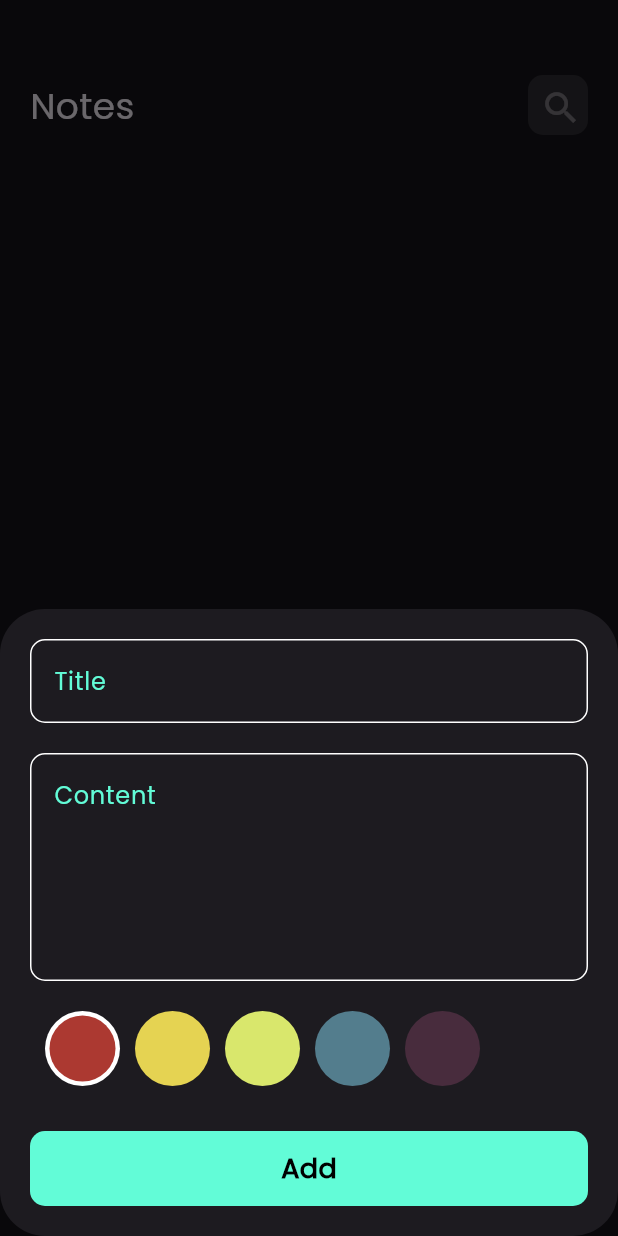
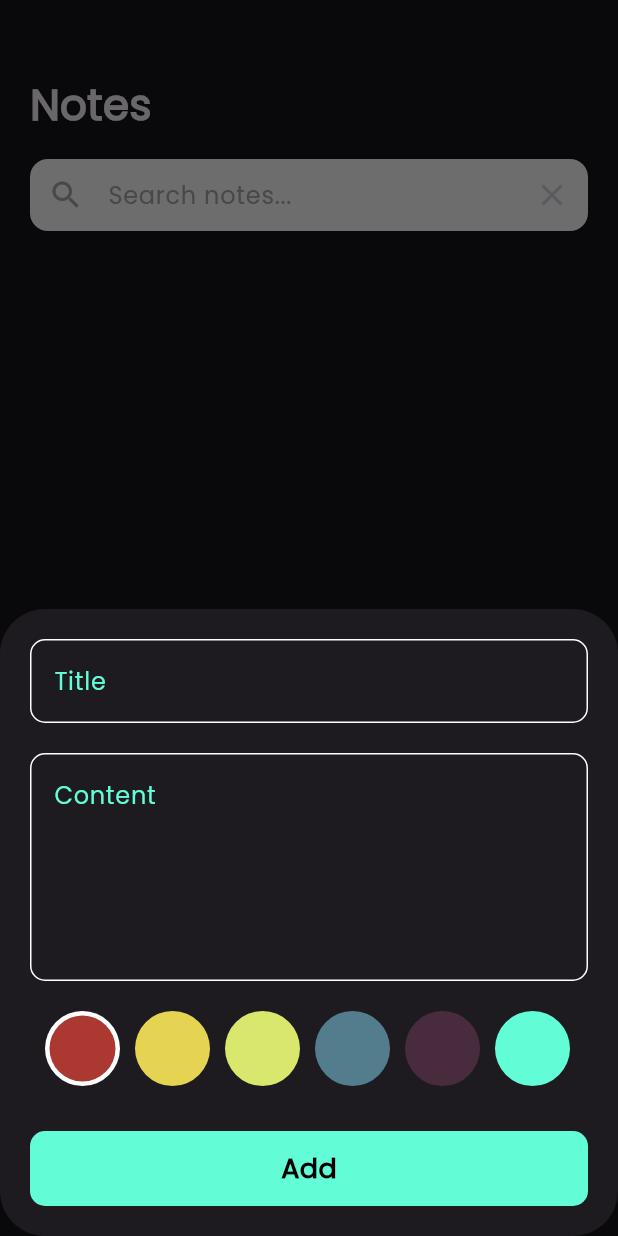
Before and after one commit to MohamedSoliman1368/note_app, a Flutter app: the screen it shows after launch, after a tap on the "add" icon, on a phone screen of 412 x 824 dp. Run offline on Flutter 3.47's test engine with Material 3 defaults, Android fonts, the phone set to English and light mode, and no system bars; our stand-ins replace flutter_bloc, font_awesome_flutter, hive, hive_flutter, modal_progress_hud_nsn; accounts and stored records are empty.

Commit message:
add search note

```diff
--- a/lib/constants.dart
+++ b/lib/constants.dart
@@ -2,3 +2,12 @@ import 'dart:ui';
 
 Color kPrimaryColor = const Color(0xff62FCD7);
 String kNoteBox = 'notes';
+List<Color> kColors = const [
+  Color(0xffAC3931),
+  Color(0xffE5D352),
+  Color(0xffD9E76C),
+  Color(0xff537D8D),
+  Color(0xff482C3D),
+  Color(0xff62FCD7),
+
+];
--- a/lib/cubits/note_cubit/note_cubit.dart
+++ b/lib/cubits/note_cubit/note_cubit.dart
@@ -1,17 +1,46 @@
 import 'package:flutter_bloc/flutter_bloc.dart';
 import 'package:hive/hive.dart';
-
 import '../../constants.dart';
 import '../../models/note_model.dart';
 import 'note_state.dart';
 
 class NoteCubit extends Cubit<NoteState> {
   NoteCubit() : super(NoteInitial());
-  List<NoteModel>? notes;
 
-  fetchNotes() {
+  List<NoteModel> allNotes = [];
+
+  void fetchNotes() {
     var notesBox = Hive.box<NoteModel>(kNoteBox);
-    notes = notesBox.values.toList();
-    emit(NoteSuccess());
+    allNotes = notesBox.values.toList();
+    emit(NoteLoaded(allNotes));
+  }
+
+  void filterNotes(String query) {
+    final lowerQuery = query.toLowerCase();
+
+    if (lowerQuery.isEmpty) {
+      emit(NoteLoaded(allNotes));
+    } else {
+      final filtered = allNotes.where((note) {
+        final title = note.title.toLowerCase();
+        final subtitle = note.subtitle.toLowerCase();
+        return title.contains(lowerQuery) || subtitle.contains(lowerQuery);
+      }).toList();
+
+      filtered.sort((a, b) {
+        final aTitle = a.title.toLowerCase();
+        final bTitle = b.title.toLowerCase();
+
+        final aStarts = aTitle.startsWith(lowerQuery);
+        final bStarts = bTitle.startsWith(lowerQuery);
+
+        if (aStarts && !bStarts) return -1;
+        if (!aStarts && bStarts) return 1;
+
+        return aTitle.indexOf(lowerQuery).compareTo(bTitle.indexOf(lowerQuery));
+      });
+
+      emit(NoteLoaded(filtered));
+    }
   }
 }
--- a/lib/cubits/note_cubit/note_state.dart
+++ b/lib/cubits/note_cubit/note_state.dart
@@ -3,4 +3,8 @@ import '../../models/note_model.dart';
 
 class NoteState{}
 class NoteInitial extends NoteState{}
+class NoteLoaded extends NoteState{
+  final List<NoteModel> notes;
+  NoteLoaded(this.notes);
+}
 class NoteSuccess extends NoteState{}
--- a/lib/views/widgets/color_item.dart
+++ b/lib/views/widgets/color_item.dart
@@ -1,5 +1,6 @@
 import 'package:flutter/material.dart';
 import 'package:flutter_bloc/flutter_bloc.dart';
+import 'package:note/constants.dart';
 
 import '../../cubits/cubit_add_note/add_note_cubit.dart';
 
@@ -31,30 +32,23 @@ class ColorsList extends StatefulWidget {
 class _ColorsListState extends State<ColorsList> {
   int currentIndex = 0;
 
-  List<Color> colors = const [
-    Color(0xffAC3931),
-    Color(0xffE5D352),
-    Color(0xffD9E76C),
-    Color(0xff537D8D),
-    Color(0xff482C3D),
-  ];
   @override
   Widget build(BuildContext context) {
     return SizedBox(
       height: 25 * 2,
       child: ListView.builder(
         scrollDirection: Axis.horizontal,
-        itemCount: colors.length,
+        itemCount: kColors.length,
         itemBuilder: (context, index) {
           return Padding(
             padding: const EdgeInsets.only(left: 10),
             child: GestureDetector(
               onTap: () {
                 currentIndex = index;
-                BlocProvider.of<AddNoteCubit>(context).color = colors[index];
+                BlocProvider.of<AddNoteCubit>(context).color = kColors[index];
                 setState(() {});
               },
-              child: ColorsItem(isSelected: currentIndex == index, color: colors[index]),
+              child: ColorsItem(isSelected: currentIndex == index, color: kColors[index]),
             ),
           );
         },
--- /dev/null
+++ b/lib/views/widgets/custom_search_text_field.dart
@@ -0,0 +1,44 @@
+import 'package:flutter/cupertino.dart';
+import 'package:flutter/material.dart';
+import 'package:flutter_bloc/flutter_bloc.dart';
+
+import '../../cubits/note_cubit/note_cubit.dart';
+
+class CustomSearchTextField extends StatelessWidget {
+  const CustomSearchTextField({
+    super.key,
+    required this.searchController,
+  });
+
+  final TextEditingController searchController;
+
+  @override
+  Widget build(BuildContext context) {
+    return TextField(
+      controller: searchController,
+      onChanged: (value) {
+        BlocProvider.of<NoteCubit>(context).filterNotes(value);
+      },
+      style: const TextStyle(color: Colors.black),
+      decoration: InputDecoration(
+        hintText: 'Search notes...',
+        hintStyle: TextStyle(color: Colors.grey),
+        prefixIcon: Icon(Icons.search, color: Colors.grey),
+        suffixIcon: IconButton(
+          icon: const Icon(Icons.close),
+          onPressed: () {
+            searchController.clear();
+            BlocProvider.of<NoteCubit>(context).filterNotes('');
+          },
+        ),
+        filled: true,
+        fillColor: Colors.grey.shade200,
+        contentPadding: const EdgeInsets.symmetric(vertical: 12, horizontal: 16),
+        border: OutlineInputBorder(
+          borderRadius: BorderRadius.circular(12),
+          borderSide: BorderSide.none,
+        ),
+      ),
+    );
+  }
+}
--- a/lib/views/widgets/custom_text_form_field.dart
+++ b/lib/views/widgets/custom_text_form_field.dart
@@ -1,15 +1,18 @@
 import 'package:flutter/material.dart';
 import '../../constants.dart';
 class CustomTextFormField extends StatelessWidget {
-  const CustomTextFormField({super.key, this.hintText, this.maxLines=1, this.onSaved, this.onChanged});
+  const CustomTextFormField({super.key, this.hintText, this.maxLines=1, this.onSaved, this.onChanged, this.textEditingController});
   final String? hintText;
   final int? maxLines;
   final void Function(String?)? onSaved;
   final void Function(String?)? onChanged;
+  final TextEditingController? textEditingController;
+
 
   @override
   Widget build(BuildContext context) {
     return TextFormField(
+      controller: textEditingController,
       validator: (value) {
         if (value?.isEmpty ?? true) {
           return 'Field is required';
--- a/lib/views/widgets/note_item.dart
+++ b/lib/views/widgets/note_item.dart
@@ -23,7 +23,7 @@ class NoteItem extends StatelessWidget {
       child: Container(
         padding: const EdgeInsets.only(top: 24, bottom: 24, left: 10),
         decoration: BoxDecoration(
-          color: Colors.yellow[200],
+          color: Color(note.color),
           borderRadius: BorderRadius.circular(12),
         ),
         child: Column(
--- a/lib/views/widgets/note_list_view.dart
+++ b/lib/views/widgets/note_list_view.dart
@@ -1,4 +1,5 @@
 import 'package:flutter/cupertino.dart';
+import 'package:flutter/material.dart';
 import 'package:flutter_bloc/flutter_bloc.dart';
 import '../../cubits/note_cubit/note_cubit.dart';
 import '../../cubits/note_cubit/note_state.dart';
@@ -12,19 +13,24 @@ class NoteListView extends StatelessWidget {
   Widget build(BuildContext context) {
     return BlocBuilder<NoteCubit, NoteState>(
       builder: (context, state) {
-        List<NoteModel> notes =BlocProvider.of<NoteCubit>(context).notes!;
-        return Padding(
-          padding: const EdgeInsets.symmetric(vertical: 8),
-          child: ListView.builder(
+        if (state is NoteLoaded) {
+          List<NoteModel> notes = state.notes;
+          return Padding(
+            padding: const EdgeInsets.symmetric(vertical: 8),
+            child: ListView.builder(
               itemCount: notes.length,
               padding: EdgeInsets.zero,
               itemBuilder: (context, index) {
                 return Padding(
                   padding: const EdgeInsets.symmetric(vertical: 6),
-                  child: NoteItem(note: notes[index],),
+                  child: NoteItem(note: notes[index]),
                 );
-              }),
-        );
+              },
+            ),
+          );
+        } else {
+          return const Center(child: CircularProgressIndicator());
+        }
       },
     );
   }
--- a/lib/views/widgets/notes_view_body.dart
+++ b/lib/views/widgets/notes_view_body.dart
@@ -1,25 +1,34 @@
 import 'package:flutter/material.dart';
 import 'package:flutter_bloc/flutter_bloc.dart';
+import 'package:note/views/widgets/custom_icon.dart';
 
 import '../../cubits/note_cubit/note_cubit.dart';
 import 'custom_app_bar.dart';
+import 'custom_search_text_field.dart';
 import 'note_list_view.dart';
 
 class NotesViewBody extends StatefulWidget {
-  const NotesViewBody({
-    super.key,
-  });
+  const NotesViewBody({super.key});
 
   @override
   State<NotesViewBody> createState() => _NotesViewBodyState();
 }
 
 class _NotesViewBodyState extends State<NotesViewBody> {
+  bool isSearching = false;
+  late TextEditingController searchController;
 
   @override
   void initState() {
     super.initState();
     BlocProvider.of<NoteCubit>(context).fetchNotes();
+    searchController = TextEditingController();
+  }
+
+  @override
+  void dispose() {
+    searchController.dispose();
+    super.dispose();
   }
 
   @override
@@ -29,8 +38,17 @@ class _NotesViewBodyState extends State<NotesViewBody> {
       child: Column(
         children: [
           const SizedBox(height: 50),
-          CustomAppBar(title: 'Notes', icon: Icons.search,),
-          Expanded(child: NoteListView()),
+          const Align(
+            alignment: Alignment.centerLeft,
+            child: Text(
+              'Notes',
+              style: TextStyle(fontSize: 28, fontWeight: FontWeight.bold),
+            ),
+          ),
+          const SizedBox(height: 16),
+          CustomSearchTextField(searchController: searchController),
+          const SizedBox(height: 16),
+          const Expanded(child: NoteListView()),
         ],
       ),
     );
```
Also changed, not shown: lib/views/widgets/edit_note_color.dart (added, +46 -0 lines), lib/views/widgets/edit_note_view_body.dart (+41 -9 lines).
